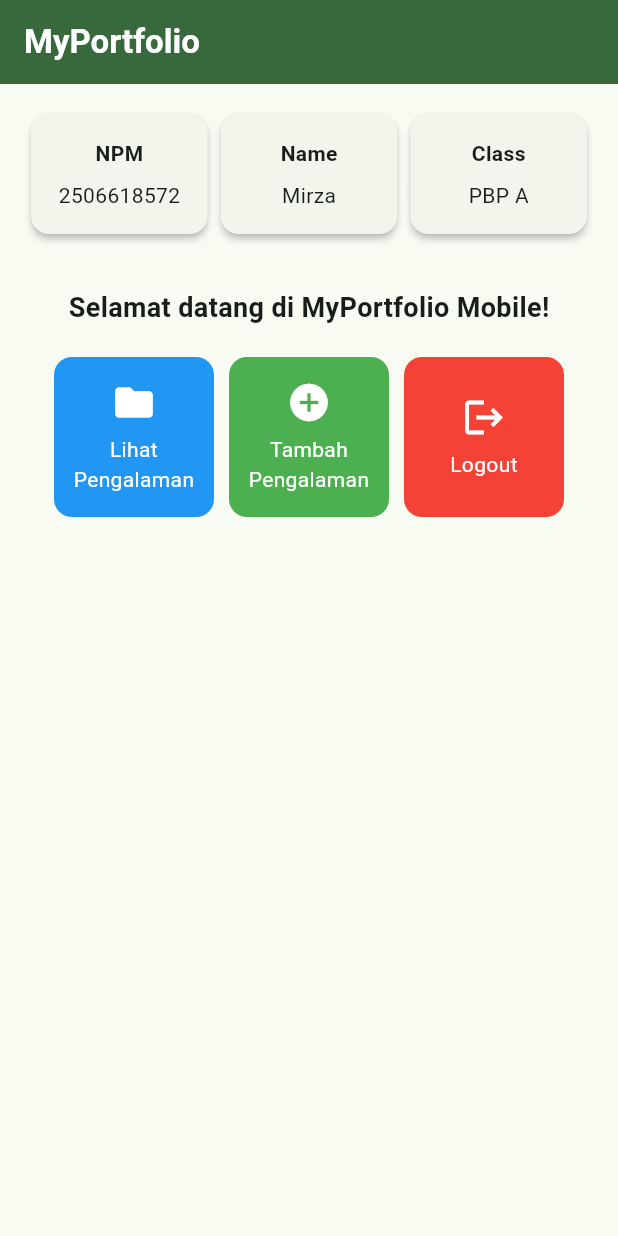
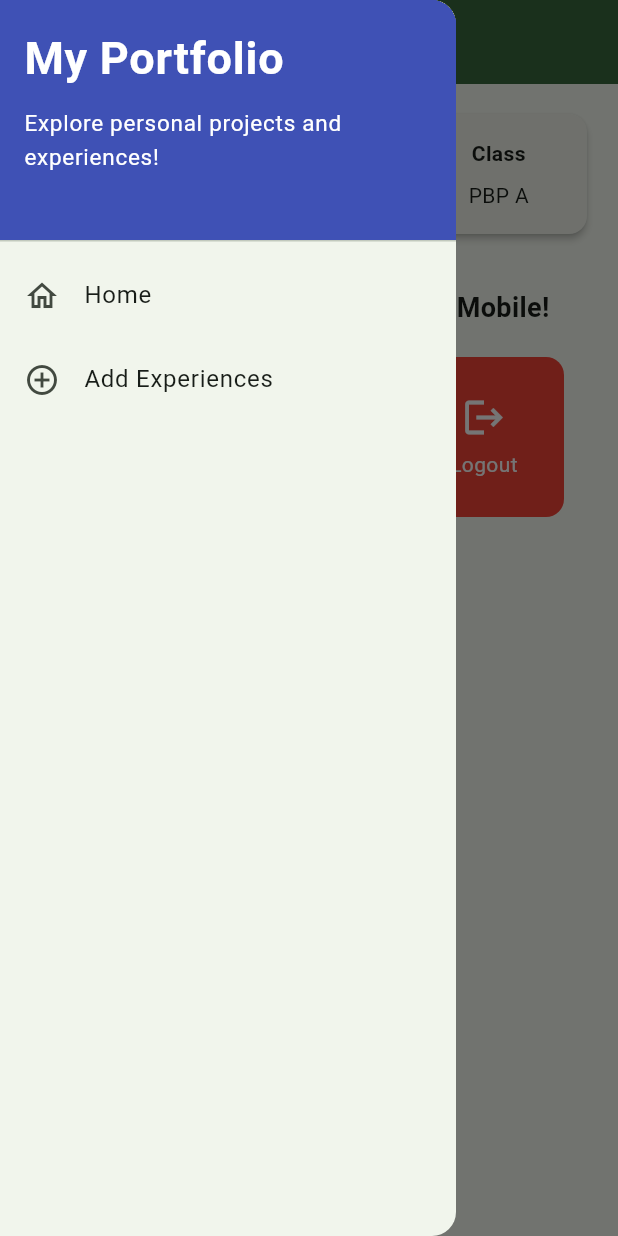
Before and after one commit to mirzalfathi/myportofolio_mobile, a Flutter app: the screen it shows after launch, with the side drawer open (before the commit the screen has no drawer), on a phone screen of 412 x 824 dp. Run offline on Flutter 3.47's test engine with Material 3 defaults, Android fonts, the phone set to English and light mode, and no system bars.

Commit message:
feat(tutorial 9): flutter navigations, layouts, forms, and input elements

```diff
--- a/lib/main.dart
+++ b/lib/main.dart
@@ -1,5 +1,5 @@
 import 'package:flutter/material.dart';
-import 'package:myportofolio_mobile/menu.dart';
+import 'package:myportofolio_mobile/screens/menu.dart';
 
 void main() {
   runApp(const MyApp());
--- a/lib/menu.dart
+++ b/lib/screens/menu.dart
@@ -1,4 +1,6 @@
 import 'package:flutter/material.dart';
+import 'package:myportofolio_mobile/widgets/left_drawer.dart';
+import 'package:myportofolio_mobile/widgets/project_card.dart';
 
 class MyHomePage extends StatelessWidget {
   MyHomePage({super.key});
@@ -8,8 +10,8 @@ class MyHomePage extends StatelessWidget {
   final String kelas = "PBP A";
 
   final List<ItemHomepage> items = [
-    ItemHomepage("Lihat Pengalaman", Icons.folder, Colors.blue),
-    ItemHomepage("Tambah Pengalaman", Icons.add_circle, Colors.green),
+    ItemHomepage("Lihat Projects", Icons.folder, Colors.blue),
+    ItemHomepage("Tambah Projects", Icons.add_circle, Colors.green),
     ItemHomepage("Logout", Icons.logout, Colors.red),
   ];
 
@@ -26,11 +28,10 @@ class MyHomePage extends StatelessWidget {
             fontWeight: FontWeight.bold,
           ),
         ),
-        backgroundColor: Theme
-            .of(context)
-            .colorScheme
-            .primary,
+        backgroundColor: Theme.of(context).colorScheme.primary,
+        iconTheme: const IconThemeData(color: Colors.white),
       ),
+      drawer: const LeftDrawer(),
       // Body halaman utama dengan padding di sekelilingnya.
       body: Padding(
         padding: const EdgeInsets.all(16.0),
@@ -118,58 +119,3 @@ class InfoCard extends StatelessWidget {
     );
   }
 }
-
-class ItemHomepage {
-  final String name;
-  final IconData icon;
-  final Color color;
-
-  ItemHomepage(this.name, this.icon, this.color);
-}
-
-class ItemCard extends StatelessWidget {
-  final ItemHomepage item;
-
-  const ItemCard(this.item, {super.key});
-
-  @override
-  Widget build(BuildContext context) {
-    return Material(
-      // Menggunakan warna yang diassign ke tiap itemnya.
-      color: item.color,
-      borderRadius: BorderRadius.circular(12),
-      child: InkWell(
-        // Aksi ketika kartu ditekan oleh pengguna.
-        onTap: () {
-          // Menampilkan SnackBar dengan pesan interaktif.
-          ScaffoldMessenger.of(context)
-            ..hideCurrentSnackBar()
-            ..showSnackBar(
-                SnackBar(content: Text("Kamu telah menekan tombol ${item.name}!"))
-            );
-        },
-        child: Container(
-          padding: const EdgeInsets.all(8),
-          child: Center(
-            child: Column(
-              mainAxisAlignment: MainAxisAlignment.center,
-              children: [
-                Icon(
-                  item.icon,
-                  color: Colors.white,
-                  size: 30.0,
-                ),
-                const Padding(padding: EdgeInsets.all(3)),
-                Text(
-                  item.name,
-                  textAlign: TextAlign.center,
-                  style: const TextStyle(color: Colors.white),
-                ),
-              ],
-            ),
-          ),
-        ),
-      ),
-    );
-  }
-}
--- /dev/null
+++ b/lib/widgets/left_drawer.dart
@@ -0,0 +1,70 @@
+import 'package:flutter/material.dart';
+import 'package:myportofolio_mobile/screens/menu.dart';
+import 'package:myportofolio_mobile/screens/project_form.dart';
+// TODO: Impor halaman ProjectFormPage jika sudah dibuat
+
+class LeftDrawer extends StatelessWidget {
+  const LeftDrawer({super.key});
+
+  @override
+  Widget build(BuildContext context) {
+    return Drawer(
+      child: ListView(
+        children: [
+          const DrawerHeader(
+            decoration: BoxDecoration(
+              color: Colors.indigo,
+            ),
+            child: Column(
+              crossAxisAlignment: CrossAxisAlignment.start,
+              children: [
+                Text(
+                  'My Portfolio',
+                  style: TextStyle(
+                    fontSize: 30,
+                    fontWeight: FontWeight.bold,
+                    color: Colors.white,
+                  ),
+                ),
+                SizedBox(height: 10),
+                Text(
+                  'Explore personal projects and experiences!',
+                  style: TextStyle(
+                    fontSize: 15,
+                    color: Colors.white,
+                  ),
+                ),
+              ],
+            ),
+          ),
+          ListTile(
+            leading: const Icon(Icons.home_outlined),
+            title: const Text('Home'),
+            // Navigasi ke halaman utama portofolio
+            onTap: () {
+              Navigator.pushReplacement(
+                context,
+                MaterialPageRoute(
+                  builder: (context) => MyHomePage(),
+                ),
+              );
+            },
+          ),
+          ListTile(
+            leading: const Icon(Icons.add_circle_outline),
+            title: const Text('Add Experiences'),
+            // Navigasi ke halaman tambah proyek
+            onTap: () {
+              Navigator.pushReplacement(
+                context,
+                MaterialPageRoute(
+                  builder: (context) => ProjectFormPage(),
+                ),
+              );
+            },
+          ),
+        ],
+      ),
+    );
+  }
+}
--- /dev/null
+++ b/lib/widgets/project_card.dart
@@ -0,0 +1,67 @@
+import 'package:flutter/material.dart';
+import 'package:myportofolio_mobile/screens/project_form.dart';
+
+class ItemHomepage {
+  final String name;
+  final IconData icon;
+  final Color color;
+
+  ItemHomepage(this.name, this.icon, this.color);
+}
+
+class ItemCard extends StatelessWidget {
+  final ItemHomepage item;
+
+  const ItemCard(this.item, {super.key});
+
+  @override
+  Widget build(BuildContext context) {
+    return Material(
+      color: item.color,
+      borderRadius: BorderRadius.circular(12),
+      child: InkWell(
+        onTap: () {
+          // SnackBar saat kartu ditekan
+          ScaffoldMessenger.of(context)
+            ..hideCurrentSnackBar()
+            ..showSnackBar(
+              SnackBar(
+                content: Text("Kamu telah menekan tombol ${item.name}!"),
+              ),
+            );
+
+          // Navigasi ke halaman form
+          if (item.name == "Tambah Experiences" || item.name == "Tambah Projects") {
+            Navigator.push(
+              context,
+              MaterialPageRoute(
+                builder: (context) => const ProjectFormPage(),
+              ),
+            );
+          }
+        },
+        child: Container(
+          padding: const EdgeInsets.all(8),
+          child: Center(
+            child: Column(
+              mainAxisAlignment: MainAxisAlignment.center,
+              children: [
+                Icon(
+                  item.icon,
+                  color: Colors.white,
+                  size: 30.0,
+                ),
+                const Padding(padding: EdgeInsets.all(3)),
+                Text(
+                  item.name,
+                  textAlign: TextAlign.center,
+                  style: const TextStyle(color: Colors.white),
+                ),
+              ],
+            ),
+          ),
+        ),
+      ),
+    );
+  }
+}
--- a/pubspec.yaml
+++ b/pubspec.yaml
@@ -33,7 +33,7 @@ dependencies:
 
   # The following adds the Cupertino Icons font to your application.
   # Use with the CupertinoIcons class for iOS style icons.
-  cupertino_icons: ^1.0.8
+  cupertino_icons: ^2.0.0
 
 dev_dependencies:
   flutter_test:
```
Also changed, not shown: lib/screens/project_form.dart (added, +232 -0 lines), pubspec.lock, 3 other files.
